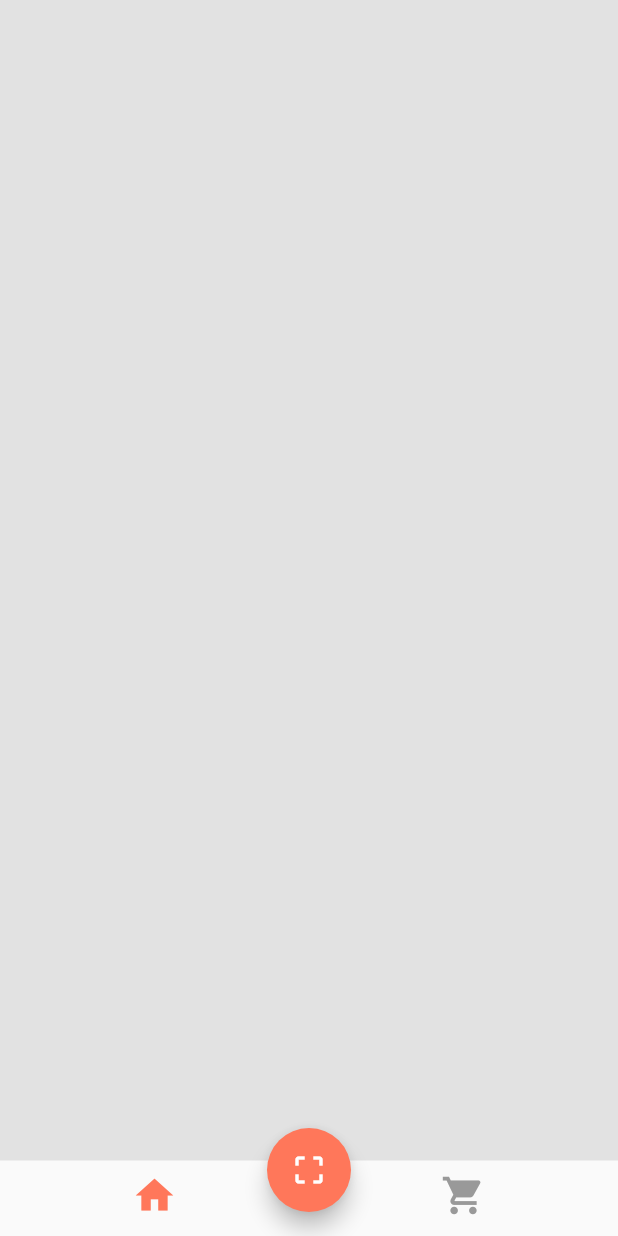
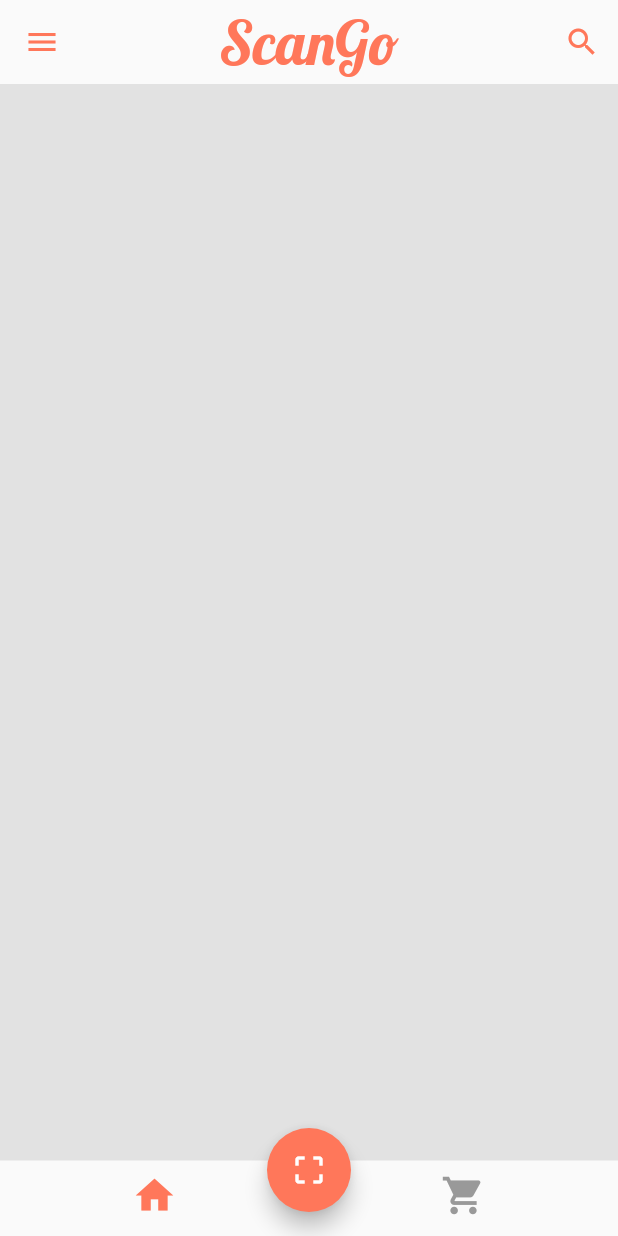
Before and after one commit to ykaito21/scango_app, a Flutter app: the screen it shows after launch, on a phone screen of 412 x 824 dp. Run offline on Flutter 3.47's test engine with Material 2 defaults, Android fonts, the phone set to English and light mode, and no system bars.

```diff
--- a/lib/src/ui/screens/home_screen.dart
+++ b/lib/src/ui/screens/home_screen.dart
@@ -18,6 +18,71 @@ class HomeScreen extends StatelessWidget {
       child: Consumer<HomeScreenProvider>(
         builder: (context, homeScreenProvider, child) {
           return Scaffold(
+            drawer: Drawer(
+              child: ListView(
+                // Important: Remove any padding from the ListView.
+                padding: EdgeInsets.zero,
+                children: <Widget>[
+                  DrawerHeader(
+                    child: Text('Drawer Header'),
+                    decoration: BoxDecoration(
+                      color: Colors.blue,
+                    ),
+                  ),
+                  ListTile(
+                    title: Text('Item 1'),
+                    onTap: () {
+                      // Update the state of the app.
+                      // ...
+                    },
+                  ),
+                  ListTile(
+                    title: Text('Item 2'),
+                    onTap: () {
+                      // Update the state of the app.
+                      // ...
+                    },
+                  ),
+                ],
+              ),
+            ),
+            appBar: AppBar(
+              title: Text(
+                'ScanGo',
+                style: TextStyle(
+                  fontSize: 40.0,
+                  fontFamily: 'Lobster',
+                ),
+              ),
+              // leading: Builder(
+              //   builder: (context) {
+              //     return IconButton(
+              //       onPressed: () {
+              //         Scaffold.of(context).openDrawer();
+              //       },
+              //       icon: Icon(
+              //         Icons.menu,
+              //         size: 32.0,
+              //       ),
+              //     );
+              //   },
+              // ),
+              centerTitle: true,
+              actions: <Widget>[
+                IconButton(
+                  onPressed: () {
+                    showSearch(
+                      context: context,
+                      delegate: CustomSearchDelegate(),
+                    );
+                  },
+                  icon: Icon(
+                    Icons.search,
+                    // size: 32.0,
+                  ),
+                ),
+              ],
+            ),
             body: WillPopScope(
               onWillPop: () async => !await homeScreenProvider
                   .navigators[homeScreenProvider.currentIndex].currentState
@@ -86,3 +151,40 @@ class HomeScreen extends StatelessWidget {
     );
   }
 }
+
+class CustomSearchDelegate extends SearchDelegate {
+  @override
+  List<Widget> buildActions(BuildContext context) {
+    return [
+      IconButton(
+        onPressed: () {},
+        icon: Icon(Icons.clear),
+      ),
+    ];
+  }
+
+  @override
+  Widget buildLeading(BuildContext context) {
+    return IconButton(
+      onPressed: () {
+        Navigator.pop(context);
+      },
+      icon: AnimatedIcon(
+        icon: AnimatedIcons.menu_arrow,
+        progress: transitionAnimation,
+      ),
+    );
+  }
+
+  @override
+  Widget buildResults(BuildContext context) {
+    // TODO: implement buildResults
+    return Container();
+  }
+
+  @override
+  Widget buildSuggestions(BuildContext context) {
+    // TODO: implement buildSuggestions
+    return Text('search');
+  }
+}
```
Also changed, not shown: lib/main.dart (+14 -0 lines), pubspec.yaml (+11 -6 lines), assets/fonts/Lobster-Regular.ttf (added), pubspec.lock, 9 other files.
